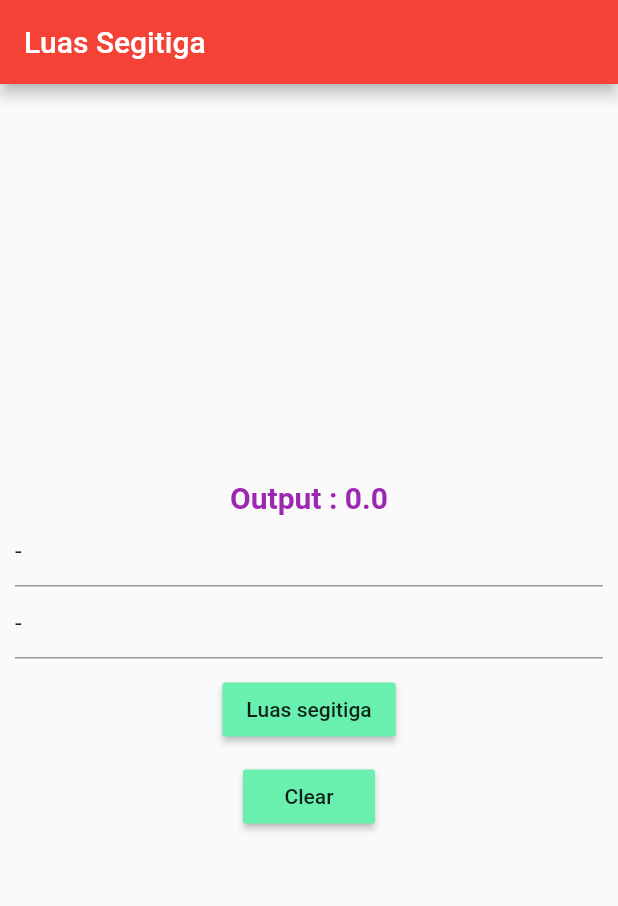
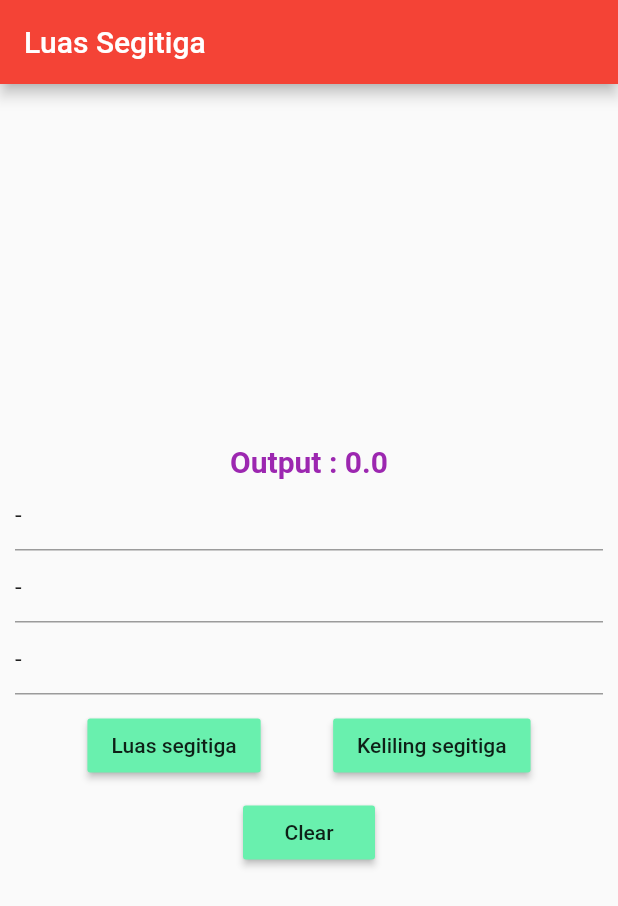
Before and after one commit to ivandermoura/segitiga, a Flutter app: the screen it shows after launch, on a phone screen of 412 x 824 dp. Shown: the top 906 px of the screen. Run offline on Flutter 3.47's test engine with Material 2 defaults, Android fonts, the phone set to English and light mode, and no system bars.

Commit message:
tambah fitur

```diff
--- a/lib/home_page.dart
+++ b/lib/home_page.dart
@@ -16,19 +16,32 @@ class Homepage extends StatefulWidget {
 }
 
 class _HomepageState extends State<Homepage> {
-  var alas = 0, tinggi = 0;
+  var alas = 0, tinggi = 0, sisimiring = 0, hasil2 = 0;
+
+
   double hasil = 0;
 
 
 
   final TextEditingController t1 = new TextEditingController(text: "-");
   final TextEditingController t2 = new TextEditingController(text: "-");
+  final TextEditingController t3 = new TextEditingController(text: "-");
+
 
   void hitungLuas() {
     setState(() {
       alas = int.parse(t1.text);
       tinggi = int.parse(t2.text);
       hasil = 0.5 * alas * tinggi;
+    });
+  }
+
+  void hitungKeliling() {
+    setState(() {
+      alas = int.parse(t1.text);
+      tinggi = int.parse(t2.text);
+      sisimiring = int.parse(t3.text);
+      hasil2 = alas + tinggi + sisimiring;
     });
   }
 
@@ -72,6 +85,12 @@ class _HomepageState extends State<Homepage> {
               controller: t2,
               key: Key('Tinggi'),
             ),
+            new TextFormField(
+              keyboardType: TextInputType.number,
+              decoration: new InputDecoration(hintText: "sisi miring segigita"),
+              controller: t3,
+              key: Key('Smiring'),
+            ),
             new Padding(
               padding: const EdgeInsets.only(top: 10.0),
             ),
@@ -83,6 +102,12 @@ class _HomepageState extends State<Homepage> {
                   color: Colors.greenAccent,
                   onPressed: hitungLuas,
                   key: Key('LSegitiga'),
+                ),
+                new MaterialButton(
+                  child: new Text("Keliling segitiga"),
+                  color: Colors.greenAccent,
+                  onPressed: hitungKeliling,
+                  key: Key('KSegitiga'),
                 ),
               ],
             ),
```
Also changed, not shown: 1 other file.
